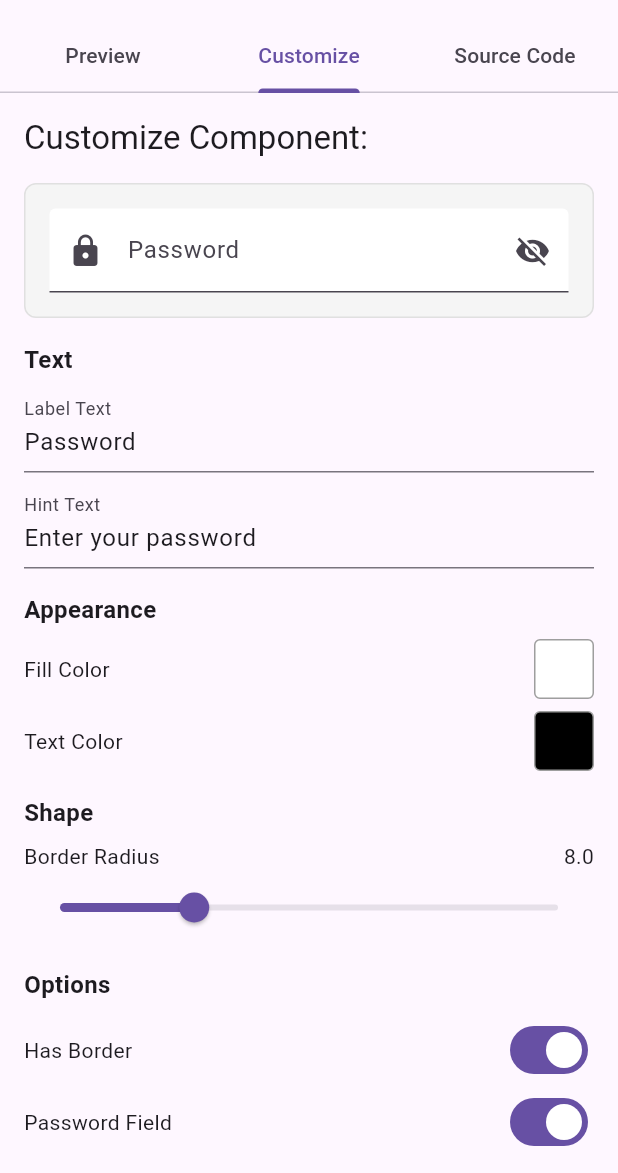
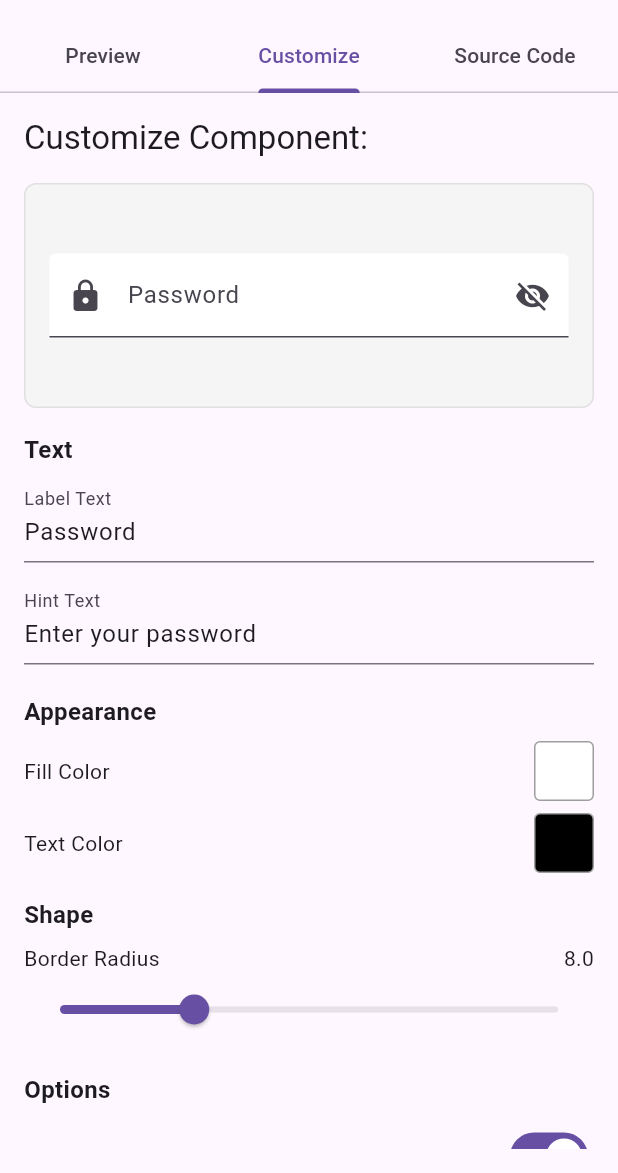
Before and after one commit to mohammadaminiaf/flutter_codes, a Flutter app: the ScreenComponentDetailsRiverpod screen opened directly with sample values from the repository, tab 2 chosen, on a phone screen of 412 x 824 dp, the part 63-1236 px from its top. Run offline on Flutter 3.47's test engine with Material 3 defaults, Android fonts, the phone set to English and light mode, and no system bars; our stand-ins replace flutter_highlight, flutter_hooks, flutter_riverpod, google_fonts.

Commit message:
Fixed preview for different components specially text field components.

```diff
--- a/lib/components/otp_input/otp_textfield.dart
+++ b/lib/components/otp_input/otp_textfield.dart
@@ -172,7 +172,9 @@ class _OTPTextFieldState extends State<OTPTextField> {
       onChanged: (value) => _handleChanged(value, index),
       onSubmitted: (value) => _handleChanged(value, index),
       onEditingComplete: () => _checkComplete(),
-      onTap: () => _controllers[index].selection = TextSelection.collapsed(
+      onTap:
+          () =>
+              _controllers[index].selection = TextSelection.collapsed(
                 offset: _controllers[index].text.length,
               ),
       style: widget.textStyle,
@@ -181,25 +183,34 @@ class _OTPTextFieldState extends State<OTPTextField> {
 
   @override
   Widget build(BuildContext context) {
-    return Row(
+    return ConstrainedBox(
+      constraints: const BoxConstraints(
+        minHeight: 50,
+        maxHeight: 80,
+        minWidth: 200,
+      ),
+      child: Row(
         mainAxisAlignment: MainAxisAlignment.center,
         children: List.generate(widget.length, (index) {
+          final textField = SizedBox(
+            width: 50,
+            height: 60,
+            child: _buildTextField(index),
+          );
+
           // Create a row with proper spacing between items
           if (index == 0) {
             // First item doesn't need left padding
-          return Expanded(
-            child: _buildTextField(index),
-          );
+            return textField;
           } else {
             // Add spacing between items
             return Padding(
               padding: EdgeInsets.only(left: widget.spacing),
-            child: Expanded(
-              child: _buildTextField(index),
+              child: textField,
+            );
+          }
+        }),
       ),
     );
   }
-      }),
-    );
 }
-}
--- a/lib/models/component_model.dart
+++ b/lib/models/component_model.dart
@@ -34,6 +34,7 @@ class ComponentModel {
 }
 
 final List<ComponentModel> components = [
+  //! Password Text Field
   ComponentModel(
     id: '1',
     name: 'Password Text Field',
@@ -55,6 +56,8 @@ final List<ComponentModel> components = [
       obscureText: true,
     ),
   ),
+
+  //! Round Button
   ComponentModel(
     id: '2',
     name: 'Round Button',
@@ -86,6 +89,8 @@ final List<ComponentModel> components = [
       textColor: Colors.white,
     ),
   ),
+
+  //! OTP Text Field
   ComponentModel(
     id: '3',
     name: 'OTP Text Field',
@@ -104,8 +109,10 @@ final List<ComponentModel> components = [
       );
     },
     codeFilePath: 'otp_textfield.txt',
-    defaultCustomization: OtpTextFieldCustomizationModel()
+    defaultCustomization: OtpTextFieldCustomizationModel(),
   ),
+
+  //! Circular Image Picker
   ComponentModel(
     id: '4',
     name: 'Circular Image Picker',
@@ -114,7 +121,7 @@ final List<ComponentModel> components = [
     widgetBuilder: (customization) {
       final model = customization as CircularImageCustomizationModel?;
       return CircularImagePicker(
-        radius: model?.radius ?? 56.0,
+        radius: model?.radius ?? 100.0,
         overlayColor: model?.overlayColor,
         backgroundColor: model?.backgroundColor,
         image: model?.imagePath,
--- a/lib/screens/screen_component_details_riverpod.dart
+++ b/lib/screens/screen_component_details_riverpod.dart
@@ -12,10 +12,13 @@ class ScreenComponentDetailsRiverpod extends ConsumerStatefulWidget {
   const ScreenComponentDetailsRiverpod({super.key, required this.component});
 
   @override
-  ConsumerState<ScreenComponentDetailsRiverpod> createState() => _ScreenComponentDetailsRiverpodState();
+  ConsumerState<ScreenComponentDetailsRiverpod> createState() =>
+      _ScreenComponentDetailsRiverpodState();
 }
 
-class _ScreenComponentDetailsRiverpodState extends ConsumerState<ScreenComponentDetailsRiverpod> with SingleTickerProviderStateMixin {
+class _ScreenComponentDetailsRiverpodState
+    extends ConsumerState<ScreenComponentDetailsRiverpod>
+    with SingleTickerProviderStateMixin {
   late TabController _tabController;
 
   @override
@@ -65,12 +68,20 @@ class _ScreenComponentDetailsRiverpodState extends ConsumerState<ScreenComponent
                 const SizedBox(height: 8),
                 Container(
                   padding: const EdgeInsets.all(16.0),
+                  constraints: const BoxConstraints(
+                    minHeight: 150,
+                    minWidth: double.infinity,
+                  ),
                   decoration: BoxDecoration(
                     color: Colors.grey.shade100,
                     borderRadius: BorderRadius.circular(8.0),
                     border: Border.all(color: Colors.grey.shade300),
                   ),
-                  child: Center(child: ComponentPreviewRiverpod(component: widget.component)),
+                  child: Center(
+                    child: ComponentPreviewRiverpod(
+                      component: widget.component,
+                    ),
+                  ),
                 ),
               ],
             ),
@@ -89,16 +100,26 @@ class _ScreenComponentDetailsRiverpodState extends ConsumerState<ScreenComponent
                 const SizedBox(height: 16),
                 Container(
                   padding: const EdgeInsets.all(16.0),
+                  constraints: const BoxConstraints(
+                    minHeight: 150,
+                    minWidth: double.infinity,
+                  ),
                   decoration: BoxDecoration(
                     color: Colors.grey.shade100,
                     borderRadius: BorderRadius.circular(8.0),
                     border: Border.all(color: Colors.grey.shade300),
                   ),
-                  child: Center(child: ComponentPreviewRiverpod(component: widget.component)),
+                  child: Center(
+                    child: ComponentPreviewRiverpod(
+                      component: widget.component,
+                    ),
+                  ),
                 ),
                 const SizedBox(height: 16),
                 Expanded(
-                  child: CustomizationPanelRiverpod(component: widget.component),
+                  child: CustomizationPanelRiverpod(
+                    component: widget.component,
+                  ),
                 ),
               ],
             ),
@@ -110,7 +131,10 @@ class _ScreenComponentDetailsRiverpodState extends ConsumerState<ScreenComponent
             child: Column(
               crossAxisAlignment: CrossAxisAlignment.start,
               children: [
-                Text('Source Code:', style: Theme.of(context).textTheme.titleLarge),
+                Text(
+                  'Source Code:',
+                  style: Theme.of(context).textTheme.titleLarge,
+                ),
                 const SizedBox(height: 8),
                 Expanded(
                   child: SourceCodeViewer(path: widget.component.codeFilePath),
--- a/lib/widgets/component_grid_item.dart
+++ b/lib/widgets/component_grid_item.dart
@@ -14,15 +14,14 @@ class ComponentGridItem extends StatelessWidget {
       onTap: () {
         Navigator.of(context).push(
           MaterialPageRoute(
-              builder: (context) => ScreenComponentDetailsRiverpod(
-                component: component,
-              ),
+            builder:
+                (context) =>
+                    ScreenComponentDetailsRiverpod(component: component),
           ),
         );
       },
       child: SizedBox(
         height: 300,
-        width: 300,
         child: Column(
           crossAxisAlignment: CrossAxisAlignment.start,
           children: [
@@ -53,7 +52,6 @@ class ComponentGridItem extends StatelessWidget {
             // Component preview with proper constraints
             SizedBox(
               height: 200,
-              width: 200,
               child: Padding(
                 padding: const EdgeInsets.all(16.0),
                 child: component.widgetBuilder(component.currentCustomization),
--- a/lib/widgets/component_preview_riverpod.dart
+++ b/lib/widgets/component_preview_riverpod.dart
@@ -3,6 +3,7 @@ import 'package:flutter_riverpod/flutter_riverpod.dart';
 
 import '../models/component_model.dart';
 import '../providers/customization_provider/customization_provider.dart';
+import 'constrained_component_wrapper.dart';
 
 class ComponentPreviewRiverpod extends ConsumerWidget {
   final ComponentModel component;
@@ -12,9 +13,14 @@ class ComponentPreviewRiverpod extends ConsumerWidget {
   @override
   Widget build(BuildContext context, WidgetRef ref) {
     // Use the Riverpod provider to get the current customization for this component
-    final customization = ref.watch(componentCustomizationProvider(component.id));
+    final customization = ref.watch(
+      componentCustomizationProvider(component.id),
+    );
 
     // Use the component's widgetBuilder function to create the widget with customization
-    return component.widgetBuilder(customization);
+    // Wrap with ConstrainedComponentWrapper to ensure proper sizing
+    return ConstrainedComponentWrapper(
+      child: component.widgetBuilder(customization),
+    );
   }
 }
--- /dev/null
+++ b/lib/widgets/constrained_component_wrapper.dart
@@ -0,0 +1,33 @@
+import 'package:flutter/material.dart';
+
+/// A wrapper widget that ensures all components have proper constraints
+/// to prevent "Cannot hit test a render box with no size" errors
+class ConstrainedComponentWrapper extends StatelessWidget {
+  final Widget child;
+  final double minWidth;
+  final double minHeight;
+  final double? maxWidth;
+  final double? maxHeight;
+
+  const ConstrainedComponentWrapper({
+    super.key,
+    required this.child,
+    this.minWidth = 200,
+    this.minHeight = 50,
+    this.maxWidth,
+    this.maxHeight,
+  });
+
+  @override
+  Widget build(BuildContext context) {
+    return ConstrainedBox(
+      constraints: BoxConstraints(
+        minWidth: minWidth,
+        minHeight: minHeight,
+        maxWidth: maxWidth ?? double.infinity,
+        maxHeight: maxHeight ?? double.infinity,
+      ),
+      child: child,
+    );
+  }
+}
--- a/lib/widgets/customization/circular_image_customization_panel_riverpod.dart
+++ b/lib/widgets/customization/circular_image_customization_panel.dart
@@ -11,14 +11,14 @@ import 'common/custom_switch.dart';
 import 'common/reset_button.dart';
 
 /// Panel for customizing circular image components using Riverpod
-class CircularImageCustomizationPanelRiverpod extends ConsumerWidget {
+class CircularImageCustomizationPanel extends ConsumerWidget {
   final ComponentModel component;
   final CircularImageCustomizationModel model;
 
-  const CircularImageCustomizationPanelRiverpod({
+  const CircularImageCustomizationPanel({
     super.key,
     required this.component,
-    required this.model
+    required this.model,
   });
 
   @override
@@ -78,7 +78,9 @@ class CircularImageCustomizationPanelRiverpod extends ConsumerWidget {
             label: 'Edit Icon Background',
             color: model.editIconBackgroundColor,
             onColorChanged: (color) {
-              final updatedModel = model.copyWith(editIconBackgroundColor: color);
+              final updatedModel = model.copyWith(
+                editIconBackgroundColor: color,
+              );
               notifier.updateComponentCustomization(component.id, updatedModel);
             },
           ),
--- a/lib/widgets/customization/common/custom_slider.dart
+++ b/lib/widgets/customization/common/custom_slider.dart
@@ -19,15 +19,15 @@ class CustomSlider extends StatelessWidget {
 
   @override
   Widget build(BuildContext context) {
-    return Column(
+    return SizedBox(
+      height: 70,
+      width: double.infinity,
+      child: Column(
         crossAxisAlignment: CrossAxisAlignment.start,
         children: [
           Row(
             mainAxisAlignment: MainAxisAlignment.spaceBetween,
-          children: [
-            Text(label),
-            Text(value.toStringAsFixed(1)),
-          ],
+            children: [Text(label), Text(value.toStringAsFixed(1))],
           ),
           Slider(
             value: value,
@@ -38,6 +38,7 @@ class CustomSlider extends StatelessWidget {
             onChanged: onChanged,
           ),
         ],
+      ),
     );
   }
 }
--- a/lib/widgets/customization/common/custom_switch.dart
+++ b/lib/widgets/customization/common/custom_switch.dart
@@ -15,15 +15,13 @@ class CustomSwitch extends StatelessWidget {
 
   @override
   Widget build(BuildContext context) {
-    return Row(
-      mainAxisAlignment: MainAxisAlignment.spaceBetween,
-      children: [
-        Text(label),
-        Switch(
-          value: value,
-          onChanged: onChanged,
-        ),
-      ],
+    return SizedBox(
+      height: 50,
+      width: double.infinity,
+      child: Row(
+        mainAxisAlignment: MainAxisAlignment.spaceBetween,
+        children: [Text(label), Switch(value: value, onChanged: onChanged)],
+      ),
     );
   }
 }
--- a/lib/widgets/customization/riverpod_customization_panel.dart
+++ b/lib/widgets/customization/riverpod_customization_panel.dart
@@ -11,7 +11,7 @@
 import 'button_customization_panel_riverpod.dart';
 import 'textfield_customization_panel_riverpod.dart';
 import 'otp_textfield_customization_panel_riverpod.dart';
-import 'circular_image_customization_panel_riverpod.dart';
+import 'circular_image_customization_panel.dart';
 
 /// Main customization panel that delegates to the appropriate panel based on component type
 class RiverpodCustomizationPanel extends ConsumerWidget {
@@ -21,7 +21,9 @@
 
   @override
   Widget build(BuildContext context, WidgetRef ref) {
-    final customization = ref.watch(componentCustomizationProvider(component.id));
+    final customization = ref.watch(
+      componentCustomizationProvider(component.id),
+    );
 
     // Determine which customization panel to show based on the component's customization model type
     if (customization is ButtonCustomizationModel) {
@@ -40,7 +42,7 @@
         model: customization as OtpTextFieldCustomizationModel,
       );
     } else if (customization is CircularImageCustomizationModel) {
-      return CircularImageCustomizationPanelRiverpod(
+      return CircularImageCustomizationPanel(
         component: component,
         model: customization as CircularImageCustomizationModel,
       );
--- a/lib/widgets/customization/textfield_customization_panel_riverpod.dart
+++ b/lib/widgets/customization/textfield_customization_panel_riverpod.dart
@@ -18,7 +18,7 @@ class TextFieldCustomizationPanelRiverpod extends ConsumerWidget {
   const TextFieldCustomizationPanelRiverpod({
     super.key,
     required this.component,
-    required this.model
+    required this.model,
   });
 
   @override
@@ -30,22 +30,34 @@ class TextFieldCustomizationPanelRiverpod extends ConsumerWidget {
         crossAxisAlignment: CrossAxisAlignment.start,
         children: [
           const SectionTitle(title: 'Text'),
-          TextField(
+          SizedBox(
+            height: 60,
+            child: TextField(
               decoration: const InputDecoration(labelText: 'Label Text'),
               controller: TextEditingController(text: model.labelText),
               onChanged: (value) {
                 final updatedModel = model.copyWith(labelText: value);
-              notifier.updateComponentCustomization(component.id, updatedModel);
+                notifier.updateComponentCustomization(
+                  component.id,
+                  updatedModel,
+                );
               },
             ),
+          ),
           const SizedBox(height: 8),
-          TextField(
+          SizedBox(
+            height: 60,
+            child: TextField(
               decoration: const InputDecoration(labelText: 'Hint Text'),
               controller: TextEditingController(text: model.hintText),
               onChanged: (value) {
                 final updatedModel = model.copyWith(hintText: value);
-              notifier.updateComponentCustomization(component.id, updatedModel);
+                notifier.updateComponentCustomization(
+                  component.id,
+                  updatedModel,
+                );
               },
+            ),
           ),
           const SizedBox(height: 16),
 
```
Also changed, not shown: pubspec.yaml (+13 -2 lines), 4 other files. Lines whose indentation alone changed are shown as unchanged.
